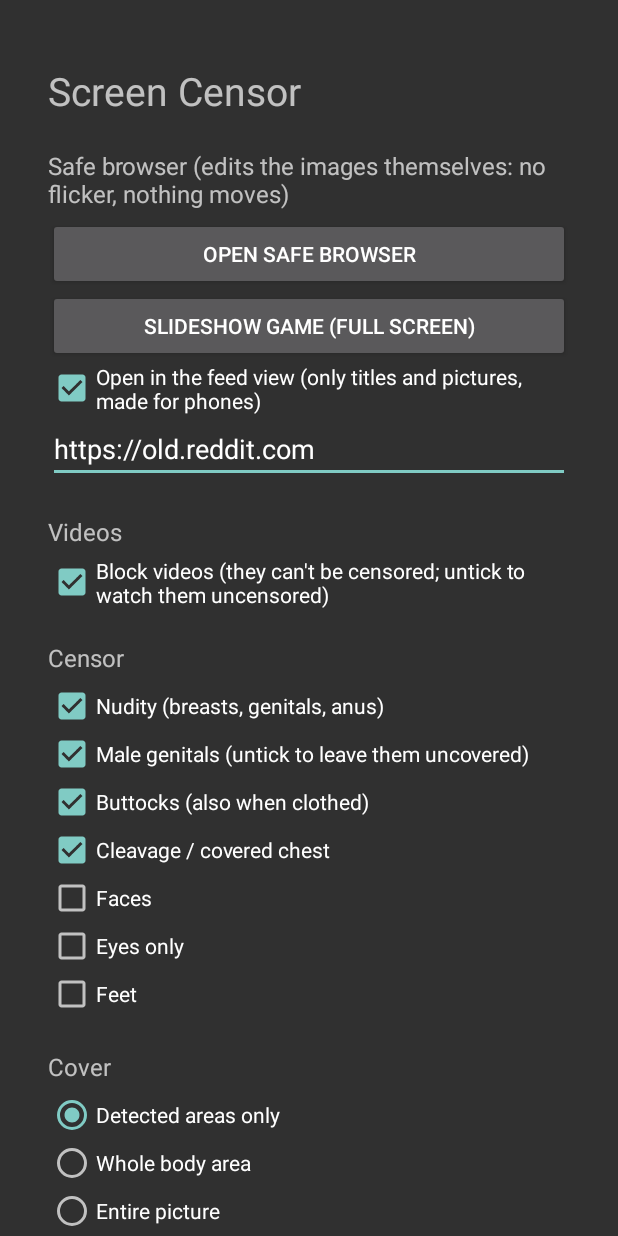
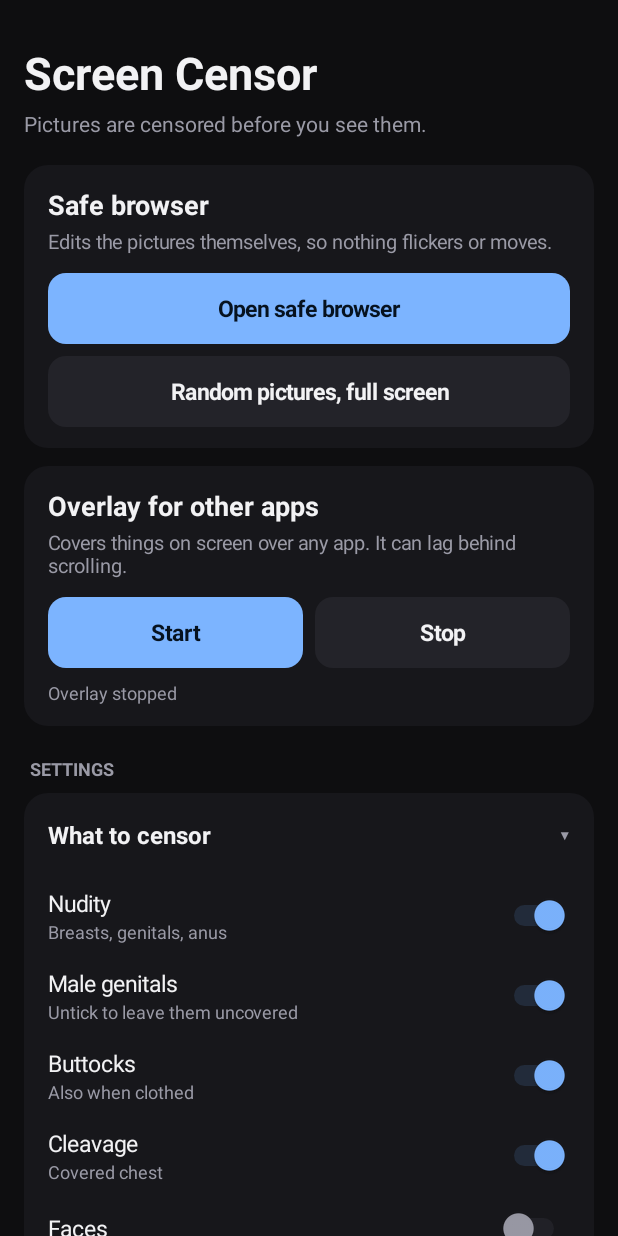
Before and after one commit to hannahkaas1998-netizen/Android-censor, an Android app: the screen it shows after launch (MainActivity), on a phone screen of 412 x 824 dp. Run offline under Robolectric (Android 15) with nearby library versions, the phone set to English and light mode, and no system bars.

Commit message:
Add files via upload

```diff
--- a/app/src/main/java/com/example/screencensor/MainActivity.kt
+++ b/app/src/main/java/com/example/screencensor/MainActivity.kt
@@ -9,9 +9,10 @@ import android.net.Uri
 import android.os.Build
 import android.os.Bundle
 import android.provider.Settings
-import android.text.Editable
-import android.text.TextWatcher
-import android.widget.*
+import android.view.ViewGroup
+import android.widget.LinearLayout
+import android.widget.ScrollView
+import android.widget.TextView
 
 class MainActivity : Activity() {
     private lateinit var p: SharedPreferences
@@ -20,56 +21,71 @@ class MainActivity : Activity() {
     override fun onCreate(b: Bundle?) {
         super.onCreate(b)
         p = getSharedPreferences("cfg", MODE_PRIVATE)
-        val root = LinearLayout(this).apply { orientation = LinearLayout.VERTICAL; setPadding(48, 64, 48, 48) }
+        window.statusBarColor = Ui.BG
+        window.navigationBarColor = Ui.BG
+        val pad = Ui.dp(this, 16)
 
-        fun label(t: String) = TextView(this).apply { text = t; textSize = 16f; setPadding(0, 32, 0, 8) }
-        fun check(t: String, key: String, def: Boolean) = CheckBox(this).apply {
-            text = t; isChecked = p.getBoolean(key, def)
-            setOnCheckedChangeListener { _, v -> p.edit().putBoolean(key, v).apply() }
+        val root = LinearLayout(this).apply {
+            orientation = LinearLayout.VERTICAL
+            setPadding(pad, Ui.dp(this@MainActivity, 28), pad, Ui.dp(this@MainActivity, 32))
         }
 
-        root.addView(TextView(this).apply { text = "Screen Censor"; textSize = 26f })
-
-        root.addView(label("Safe browser (edits the images themselves: no flicker, nothing moves)"))
-        root.addView(Button(this).apply {
-            text = "Open safe browser"
-            setOnClickListener { startActivity(Intent(this@MainActivity, BrowserActivity::class.java)) }
-        })
-        root.addView(Button(this).apply {
-            text = "Slideshow game (full screen)"
-            setOnClickListener { startActivity(Intent(this@MainActivity, BrowserActivity::class.java).putExtra("play", true)) }
-        })
-        root.addView(check("Open in the feed view (only titles and pictures, made for phones)", "feedmode", true))
-        root.addView(EditText(this).apply {
-            hint = "Start page for the normal site view"
-            setText(p.getString("home", "https://old.reddit.com"))
-            addTextChangedListener(object : TextWatcher {
-                override fun afterTextChanged(s: Editable?) { p.edit().putString("home", s.toString()).apply() }
-                override fun beforeTextChanged(s: CharSequence?, a: Int, b: Int, c: Int) {}
-                override fun onTextChanged(s: CharSequence?, a: Int, b: Int, c: Int) {}
-            })
+        root.addView(Ui.label(this, "Screen Censor", 30f, Ui.TEXT, true))
+        root.addView(Ui.label(this, "Pictures are censored before you see them.", 14f, Ui.MUTED).apply {
+            setPadding(0, Ui.dp(this@MainActivity, 4), 0, Ui.dp(this@MainActivity, 18))
         })
 
-        SettingsUi.addSettings(this, root, p)
+        // ---- safe browser
+        val browser = Ui.card(this)
+        browser.addView(Ui.label(this, "Safe browser", 18f, Ui.TEXT, true))
+        browser.addView(Ui.label(this, "Edits the pictures themselves, so nothing flickers or moves.", 13f, Ui.MUTED).apply {
+            setPadding(0, Ui.dp(this@MainActivity, 3), 0, Ui.dp(this@MainActivity, 12))
+        })
+        browser.addView(Ui.button(this, "Open safe browser", true) {
+            startActivity(Intent(this, BrowserActivity::class.java))
+        }, Ui.lp(this, 0, 8))
+        browser.addView(Ui.button(this, "Random pictures, full screen", false) {
+            startActivity(Intent(this, BrowserActivity::class.java).putExtra("shuffle", true))
+        }, Ui.lp(this))
+        root.addView(browser, Ui.lp(this, 0, 12))
 
-        root.addView(label("Other apps (screen overlay)"))
-        root.addView(Button(this).apply { text = "Start overlay"; setOnClickListener { start() } })
-        root.addView(Button(this).apply {
-            text = "Stop overlay"
-            setOnClickListener {
-                stopService(Intent(this@MainActivity, CensorService::class.java))
-                status.text = "Stopped"
-            }
+        // ---- overlay
+        val overlay = Ui.card(this)
+        overlay.addView(Ui.label(this, "Overlay for other apps", 18f, Ui.TEXT, true))
+        overlay.addView(Ui.label(this, "Covers things on screen over any app. It can lag behind scrolling.", 13f, Ui.MUTED).apply {
+            setPadding(0, Ui.dp(this@MainActivity, 3), 0, Ui.dp(this@MainActivity, 12))
         })
-        status = TextView(this).apply { text = "Overlay stopped"; setPadding(0, 24, 0, 0) }
-        root.addView(status)
-        setContentView(ScrollView(this).apply { addView(root) })
+        val row = LinearLayout(this).apply { orientation = LinearLayout.HORIZONTAL }
+        val gap = Ui.dp(this, 4)
+        row.addView(Ui.button(this, "Start", true) { start() },
+            LinearLayout.LayoutParams(0, ViewGroup.LayoutParams.WRAP_CONTENT, 1f).apply { rightMargin = gap })
+        row.addView(Ui.button(this, "Stop", false) {
+            stopService(Intent(this, CensorService::class.java))
+            status.text = "Overlay stopped"
+        }, LinearLayout.LayoutParams(0, ViewGroup.LayoutParams.WRAP_CONTENT, 1f).apply { leftMargin = gap })
+        overlay.addView(row, Ui.lp(this))
+        status = Ui.label(this, "Overlay stopped", 12f, Ui.MUTED).apply {
+            setPadding(0, Ui.dp(this@MainActivity, 8), 0, 0)
+        }
+        overlay.addView(status)
+        root.addView(overlay, Ui.lp(this, 0, 20))
+
+        // ---- settings
+        root.addView(Ui.label(this, "SETTINGS", 12f, Ui.MUTED, true).apply {
+            setPadding(Ui.dp(this@MainActivity, 4), 0, 0, Ui.dp(this@MainActivity, 8))
+        })
+        SettingsUi.addSettings(this, root, p, true)
+
+        setContentView(ScrollView(this).apply {
+            setBackgroundColor(Ui.BG)
+            addView(root)
+        })
     }
 
     private fun start() {
         if (!Settings.canDrawOverlays(this)) {
             startActivity(Intent(Settings.ACTION_MANAGE_OVERLAY_PERMISSION, Uri.parse("package:$packageName")))
-            status.text = "Allow \"Display over other apps\", come back and tap Start overlay again"
+            status.text = "Allow \"Display over other apps\", come back and tap Start again"
             return
         }
         if (Build.VERSION.SDK_INT >= 33 &&
--- a/app/src/main/java/com/example/screencensor/SettingsUi.kt
+++ b/app/src/main/java/com/example/screencensor/SettingsUi.kt
@@ -2,115 +2,84 @@ package com.example.screencensor
 
 import android.content.Context
 import android.content.SharedPreferences
-import android.text.Editable
-import android.text.TextWatcher
-import android.view.View
-import android.widget.*
+import android.widget.LinearLayout
 
-/** The censoring settings, used both on the start screen and in the browser's menu. */
+/** The settings, as tidy collapsible cards. Used on the start screen and in the browser's menu. */
 object SettingsUi {
-    fun addSettings(ctx: Context, root: LinearLayout, p: SharedPreferences) {
-        fun label(t: String) = TextView(ctx).apply { text = t; textSize = 16f; setPadding(0, 32, 0, 8) }
-        fun check(t: String, key: String, def: Boolean) = CheckBox(ctx).apply {
-            text = t; isChecked = p.getBoolean(key, def)
-            setOnCheckedChangeListener { _, v -> p.edit().putBoolean(key, v).apply() }
-        }
-        fun radios(key: String, def: String, opts: List<Pair<String, String>>) = RadioGroup(ctx).apply {
-            val cur = p.getString(key, def)
-            opts.forEach { (v, t) ->
-                addView(RadioButton(context).apply { id = View.generateViewId(); text = t; tag = v; isChecked = v == cur })
-            }
-            setOnCheckedChangeListener { g, id -> p.edit().putString(key, g.findViewById<RadioButton>(id).tag as String).apply() }
-        }
-        fun strength(title: String, key: String, def: Int) {
-            val lab = label("")
-            fun set(v: Int) { lab.text = "$title: $v / 10" }
-            set(p.getInt(key, def))
-            root.addView(lab)
-            root.addView(SeekBar(ctx).apply {
-                max = 9
-                progress = p.getInt(key, def) - 1
-                setOnSeekBarChangeListener(object : SeekBar.OnSeekBarChangeListener {
-                    override fun onProgressChanged(s: SeekBar?, v: Int, u: Boolean) {
-                        p.edit().putInt(key, v + 1).apply(); set(v + 1)
-                    }
-                    override fun onStartTrackingTouch(s: SeekBar?) {}
-                    override fun onStopTrackingTouch(s: SeekBar?) {}
-                })
-            })
+    fun addSettings(ctx: Context, root: LinearLayout, p: SharedPreferences, includeBrowser: Boolean) {
+        // ---- what to censor
+        val what = Ui.section(ctx, root, "What to censor", true)
+        Ui.toggle(ctx, what, "Nudity", "Breasts, genitals, anus", p, "nudity", true)
+        Ui.toggle(ctx, what, "Male genitals", "Untick to leave them uncovered", p, "male", true)
+        Ui.toggle(ctx, what, "Buttocks", "Also when clothed", p, "butt", true)
+        Ui.toggle(ctx, what, "Cleavage", "Covered chest", p, "cleavage", true)
+        Ui.toggle(ctx, what, "Faces", null, p, "face", false)
+        Ui.toggle(ctx, what, "Eyes only", null, p, "eyes", false)
+        Ui.toggle(ctx, what, "Feet", null, p, "feet", false)
+
+        // ---- how it looks
+        val look = Ui.section(ctx, root, "How it looks", true)
+        Ui.sub(ctx, look, "STYLE")
+        Ui.chips(ctx, look, p, "style", "mosaic", listOf(
+            "mosaic" to "Mosaic",
+            "blur" to "Blur",
+            "solid" to "Solid box",
+            "mannequin" to "Mannequin",
+            "smooth" to "Smooth"
+        ), 3)
+        look.addView(Ui.note(ctx, "Mannequin: white gloss skin, same shape. Smooth: nipples and genitals disappear."))
+        Ui.sub(ctx, look, "COVER")
+        Ui.chips(ctx, look, p, "cover", "parts", listOf(
+            "parts" to "Detected areas",
+            "group" to "Whole body area",
+            "screen" to "Entire picture"
+        ), 3)
+        Ui.slider(ctx, look, "Pixel size", 1, 10, p.getInt("pixel", 6), { "$it / 10" }) { p.edit().putInt("pixel", it).apply() }
+        Ui.slider(ctx, look, "Blur strength", 1, 10, p.getInt("blurs", 5), { "$it / 10" }) { p.edit().putInt("blurs", it).apply() }
+        Ui.toggle(ctx, look, "Follow the body shape", "Instead of a box (mosaic, blur, solid)", p, "shape", true)
+        Ui.toggle(ctx, look, "Mannequin: blank white face", null, p, "mface", true)
+
+        // ---- text on the cover
+        val text = Ui.section(ctx, root, "Text on the cover", false)
+        Ui.toggle(ctx, text, "Show text labels", null, p, "labels", true)
+        Ui.field(ctx, text, "Words, separated by commas", p.getString("words", "LOSER, PIG, GOONER") ?: "") {
+            p.edit().putString("words", it).apply()
         }
 
-        root.addView(label("Videos"))
-        root.addView(check("Block videos (they can't be censored; untick to watch them uncensored)", "blockvideo", true))
+        // ---- detection
+        val det = Ui.section(ctx, root, "Detection", false)
+        val level = Math.round((0.80f - p.getFloat("sens", 0.35f)) / (0.70f / 9f)) + 1
+        Ui.slider(ctx, det, "Sensitivity", 1, 10, level.coerceIn(1, 10), { "$it / 10" }) { lv ->
+            p.edit().putFloat("sens", 0.80f - (lv - 1) * 0.70f / 9f).apply()
+        }
+        det.addView(Ui.note(ctx, "Higher catches more, but also covers more things by mistake."))
 
-        root.addView(label("Censor"))
-        root.addView(check("Nudity (breasts, genitals, anus)", "nudity", true))
-        root.addView(check("Male genitals (untick to leave them uncovered)", "male", true))
-        root.addView(check("Buttocks (also when clothed)", "butt", true))
-        root.addView(check("Cleavage / covered chest", "cleavage", true))
-        root.addView(check("Faces", "face", false))
-        root.addView(check("Eyes only", "eyes", false))
-        root.addView(check("Feet", "feet", false))
+        // ---- focus mode
+        val focus = Ui.section(ctx, root, "Focus mode (safe browser)", false)
+        Ui.sub(ctx, focus, "WHAT TO DO")
+        Ui.chips(ctx, focus, p, "heelmode", "off", listOf(
+            "off" to "Off",
+            "zoom" to "Zoom in",
+            "isolate_blur" to "Blur the rest",
+            "isolate_black" to "Black out the rest"
+        ), 2)
+        Ui.sub(ctx, focus, "FOCUS ON")
+        Ui.chips(ctx, focus, p, "focustarget", "heels", listOf("heels" to "High heels", "male" to "Male genitals"), 2)
+        Ui.slider(ctx, focus, "Heel detection", 1, 10, p.getInt("heelsens", 7), { "$it / 10" }) { p.edit().putInt("heelsens", it).apply() }
+        Ui.toggle(ctx, focus, "Heels: count feet and other footwear", null, p, "heelmore", true)
+        focus.addView(Ui.note(ctx, "Pictures with nothing to focus on are censored normally. For male genitals, untick \u201cMale genitals\u201d under What to censor, or they get covered."))
 
-        root.addView(label("Cover"))
-        root.addView(radios("cover", "parts", listOf("parts" to "Detected areas only", "group" to "Whole body area", "screen" to "Entire picture")))
-        root.addView(label("Style"))
-        root.addView(radios("style", "mosaic", listOf(
-            "mosaic" to "Mosaic (pixels)",
-            "blur" to "Blur",
-            "solid" to "Solid box",
-            "mannequin" to "Mannequin (white gloss skin, same shape)",
-            "smooth" to "Smooth (nipples and genitals disappear)"
-        )))
-        strength("Pixel size (higher = bigger blocks)", "pixel", 6)
-        strength("Blur strength (higher = blurrier)", "blurs", 5)
-        root.addView(check("Cover follows the body shape instead of a box (mosaic, blur, solid)", "shape", true))
-        root.addView(check("Mannequin: blank white face", "mface", true))
-        root.addView(TextView(ctx).apply {
-            text = "Mannequin looks best with Cover set to \u201cEntire picture\u201d."
-            textSize = 13f
-        })
+        // ---- videos
+        val vid = Ui.section(ctx, root, "Videos", false)
+        Ui.toggle(ctx, vid, "Block videos", "They can't be censored. Untick to watch them uncensored.", p, "blockvideo", true)
 
-        root.addView(label("Text on the cover"))
-        root.addView(check("Show text labels", "labels", true))
-        root.addView(EditText(ctx).apply {
-            hint = "Words, separated by commas"
-            setText(p.getString("words", "LOSER, PIG, GOONER"))
-            addTextChangedListener(object : TextWatcher {
-                override fun afterTextChanged(s: Editable?) { p.edit().putString("words", s.toString()).apply() }
-                override fun beforeTextChanged(s: CharSequence?, a: Int, b: Int, c: Int) {}
-                override fun onTextChanged(s: CharSequence?, a: Int, b: Int, c: Int) {}
-            })
-        })
-
-        root.addView(label("Sensitivity (right = catches more)"))
-        root.addView(SeekBar(ctx).apply {
-            max = 70
-            progress = 80 - (p.getFloat("sens", 0.35f) * 100).toInt()
-            setOnSeekBarChangeListener(object : SeekBar.OnSeekBarChangeListener {
-                override fun onProgressChanged(s: SeekBar?, v: Int, u: Boolean) {
-                    p.edit().putFloat("sens", (80 - v) / 100f).apply()
-                }
-                override fun onStartTrackingTouch(s: SeekBar?) {}
-                override fun onStopTrackingTouch(s: SeekBar?) {}
-            })
-        })
-
-        root.addView(label("Focus mode (safe browser only)"))
-        root.addView(radios("heelmode", "off", listOf(
-            "off" to "Off",
-            "zoom" to "Zoom in on the heels",
-            "isolate_blur" to "Blur everything except the heels",
-            "isolate_black" to "Black out everything except the heels"
-        )))
-        root.addView(label("Focus on"))
-        root.addView(radios("focustarget", "heels", listOf("heels" to "High heels", "male" to "Male genitals")))
-        strength("Heel detection sensitivity (higher = finds more)", "heelsens", 7)
-        root.addView(check("Heels: also count feet and other footwear", "heelmore", true))
-        root.addView(TextView(ctx).apply {
-            text = "Pictures with nothing to focus on are simply censored with your normal settings. " +
-                "If you focus on male genitals, untick \u201cMale genitals\u201d under Censor, or they will be covered."
-            textSize = 13f
-        })
+        // ---- browser (start screen only)
+        if (includeBrowser) {
+            val br = Ui.section(ctx, root, "Browser", false)
+            Ui.toggle(ctx, br, "Open in the feed view", "Only titles and pictures, made for phones", p, "feedmode", true)
+            Ui.field(ctx, br, "Start page for the normal site view", p.getString("home", "https://old.reddit.com") ?: "") {
+                p.edit().putString("home", it).apply()
+            }
+        }
     }
 }
--- /dev/null
+++ b/app/src/main/java/com/example/screencensor/Ui.kt
@@ -0,0 +1,215 @@
+package com.example.screencensor
+
+import android.content.Context
+import android.content.SharedPreferences
+import android.content.res.ColorStateList
+import android.graphics.Color
+import android.graphics.Typeface
+import android.graphics.drawable.GradientDrawable
+import android.text.Editable
+import android.text.TextWatcher
+import android.view.Gravity
+import android.view.View
+import android.view.ViewGroup
+import android.widget.*
+
+/** Small building blocks for the app's screens: dark cards, switches, chips, sliders. */
+object Ui {
+    val BG = Color.parseColor("#0E0E10")
+    val CARD = Color.parseColor("#17171B")
+    val CARD2 = Color.parseColor("#232329")
+    val TEXT = Color.parseColor("#F2F2F4")
+    val MUTED = Color.parseColor("#9A9AA6")
+    val ACCENT = Color.parseColor("#7CB4FF")
+    val ACCENT_TEXT = Color.parseColor("#06121F")
+
+    fun dp(ctx: Context, v: Int): Int = (v * ctx.resources.displayMetrics.density + 0.5f).toInt()
+
+    fun rounded(ctx: Context, color: Int, radiusDp: Int): GradientDrawable =
+        GradientDrawable().apply { setColor(color); cornerRadius = dp(ctx, radiusDp).toFloat() }
+
+    fun label(ctx: Context, t: String, sp: Float, color: Int, bold: Boolean = false): TextView =
+        TextView(ctx).apply {
+            text = t
+            textSize = sp
+            setTextColor(color)
+            if (bold) typeface = Typeface.DEFAULT_BOLD
+        }
+
+    fun lp(ctx: Context, top: Int = 0, bottom: Int = 0): LinearLayout.LayoutParams =
+        LinearLayout.LayoutParams(ViewGroup.LayoutParams.MATCH_PARENT, ViewGroup.LayoutParams.WRAP_CONTENT).apply {
+            topMargin = dp(ctx, top)
+            bottomMargin = dp(ctx, bottom)
+        }
+
+    fun weight(): LinearLayout.LayoutParams =
+        LinearLayout.LayoutParams(0, ViewGroup.LayoutParams.WRAP_CONTENT, 1f)
+
+    /** A rounded dark card to put things in. */
+    fun card(ctx: Context): LinearLayout = LinearLayout(ctx).apply {
+        orientation = LinearLayout.VERTICAL
+        background = rounded(ctx, CARD, 16)
+        setPadding(dp(ctx, 16), dp(ctx, 14), dp(ctx, 16), dp(ctx, 14))
+    }
+
+    fun button(ctx: Context, text: String, primary: Boolean, onClick: () -> Unit): TextView =
+        TextView(ctx).apply {
+            this.text = text
+            textSize = 15f
+            gravity = Gravity.CENTER
+            typeface = Typeface.DEFAULT_BOLD
+            setTextColor(if (primary) ACCENT_TEXT else TEXT)
+            background = rounded(ctx, if (primary) ACCENT else CARD2, 12)
+            setPadding(dp(ctx, 16), dp(ctx, 13), dp(ctx, 16), dp(ctx, 13))
+            isClickable = true
+            setOnClickListener { onClick() }
+        }
+
+    fun note(ctx: Context, t: String): TextView = label(ctx, t, 12f, MUTED).apply {
+        setPadding(0, dp(ctx, 6), 0, dp(ctx, 2))
+    }
+
+    /** A card with a title you can tap to open or close. Returns the part you add controls to. */
+    fun section(ctx: Context, parent: LinearLayout, title: String, expanded: Boolean = false): LinearLayout {
+        val card = LinearLayout(ctx).apply {
+            orientation = LinearLayout.VERTICAL
+            background = rounded(ctx, CARD, 16)
+            setPadding(dp(ctx, 16), 0, dp(ctx, 16), 0)
+        }
+        val head = LinearLayout(ctx).apply {
+            orientation = LinearLayout.HORIZONTAL
+            gravity = Gravity.CENTER_VERTICAL
+            setPadding(0, dp(ctx, 15), 0, dp(ctx, 15))
+        }
+        val t = label(ctx, title, 16f, TEXT, true).apply { layoutParams = weight() }
+        val arrow = label(ctx, if (expanded) "\u25BE" else "\u25B8", 18f, MUTED)
+        head.addView(t)
+        head.addView(arrow)
+        val body = LinearLayout(ctx).apply {
+            orientation = LinearLayout.VERTICAL
+            visibility = if (expanded) View.VISIBLE else View.GONE
+            setPadding(0, 0, 0, dp(ctx, 12))
+        }
+        head.setOnClickListener {
+            val open = body.visibility != View.VISIBLE
+            body.visibility = if (open) View.VISIBLE else View.GONE
+            arrow.text = if (open) "\u25BE" else "\u25B8"
+        }
+        card.addView(head)
+        card.addView(body)
+        parent.addView(card, lp(ctx, 0, 10))
+        return body
+    }
+
+    fun toggle(ctx: Context, body: LinearLayout, title: String, sub: String?, p: SharedPreferences, key: String, def: Boolean) {
+        val row = LinearLayout(ctx).apply {
+            orientation = LinearLayout.HORIZONTAL
+            gravity = Gravity.CENTER_VERTICAL
+            setPadding(0, dp(ctx, 8), 0, dp(ctx, 8))
+        }
+        val col = LinearLayout(ctx).apply {
+            orientation = LinearLayout.VERTICAL
+            layoutParams = weight()
+        }
+        col.addView(label(ctx, title, 15f, TEXT))
+        if (sub != null) col.addView(label(ctx, sub, 12f, MUTED))
+        val states = arrayOf(intArrayOf(android.R.attr.state_checked), intArrayOf())
+        val sw = Switch(ctx).apply {
+            isChecked = p.getBoolean(key, def)
+            thumbTintList = ColorStateList(states, intArrayOf(ACCENT, MUTED))
+            trackTintList = ColorStateList(states, intArrayOf(Color.parseColor("#3D5A80"), Color.parseColor("#3A3A44")))
+            setOnCheckedChangeListener { _, v -> p.edit().putBoolean(key, v).apply() }
+        }
+        row.addView(col)
+        row.addView(sw)
+        row.setOnClickListener { sw.toggle() }
+        body.addView(row)
+    }
+
+    /** A grid of tap-to-select choices (instead of radio buttons). */
+    fun chips(
+        ctx: Context, body: LinearLayout, p: SharedPreferences, key: String, def: String,
+        opts: List<Pair<String, String>>, cols: Int = 2
+    ) {
+        val grid = GridLayout(ctx).apply { columnCount = cols }
+        val views = ArrayList<Pair<String, TextView>>()
+        fun paint() {
+            val cur = p.getString(key, def)
+            for ((v, tv) in views) {
+                val sel = v == cur
+                tv.background = rounded(ctx, if (sel) ACCENT else CARD2, 10)
+                tv.setTextColor(if (sel) ACCENT_TEXT else TEXT)
+            }
+        }
+        for ((v, text) in opts) {
+            val tv = TextView(ctx).apply {
+                this.text = text
+                textSize = 14f
+                gravity = Gravity.CENTER
+                setPadding(dp(ctx, 8), dp(ctx, 11), dp(ctx, 8), dp(ctx, 11))
+                isClickable = true
+                setOnClickListener { p.edit().putString(key, v).apply(); paint() }
+            }
+            val gp = GridLayout.LayoutParams(GridLayout.spec(GridLayout.UNDEFINED), GridLayout.spec(GridLayout.UNDEFINED, 1f)).apply {
+                width = 0
+                setMargins(dp(ctx, 3), dp(ctx, 3), dp(ctx, 3), dp(ctx, 3))
+            }
+            grid.addView(tv, gp)
+            views.add(Pair(v, tv))
+        }
+        paint()
+        body.addView(grid, lp(ctx, 2, 4))
+    }
+
+    fun slider(
+        ctx: Context, body: LinearLayout, title: String, lo: Int, hi: Int, value: Int,
+        fmt: (Int) -> String, onChange: (Int) -> Unit
+    ) {
+        val head = LinearLayout(ctx).apply {
+            orientation = LinearLayout.HORIZONTAL
+            gravity = Gravity.CENTER_VERTICAL
+        }
+        head.addView(label(ctx, title, 15f, TEXT).apply { layoutParams = weight() })
+        val v = label(ctx, fmt(value), 14f, ACCENT, true)
+        head.addView(v)
+        val sb = SeekBar(ctx).apply {
+            max = hi - lo
+            progress = (value - lo).coerceIn(0, hi - lo)
+            progressTintList = ColorStateList.valueOf(ACCENT)
+            thumbTintList = ColorStateList.valueOf(ACCENT)
+            setOnSeekBarChangeListener(object : SeekBar.OnSeekBarChangeListener {
+                override fun onProgressChanged(s: SeekBar?, pr: Int, u: Boolean) {
+                    v.text = fmt(pr + lo)
+                    onChange(pr + lo)
+                }
+                override fun onStartTrackingTouch(s: SeekBar?) {}
+                override fun onStopTrackingTouch(s: SeekBar?) {}
+            })
+        }
+        body.addView(head, lp(ctx, 10, 0))
+        body.addView(sb, lp(ctx, 0, 4))
+    }
+
+    fun field(ctx: Context, body: LinearLayout, hint: String, value: String, onChange: (String) -> Unit): EditText {
+        val e = EditText(ctx).apply {
+            this.hint = hint
+            setText(value)
+            textSize = 15f
+            setTextColor(TEXT)
+            setHintTextColor(MUTED)
+            background = rounded(ctx, CARD2, 10)
+            setPadding(dp(ctx, 12), dp(ctx, 10), dp(ctx, 12), dp(ctx, 10))
+            addTextChangedListener(object : TextWatcher {
+                override fun afterTextChanged(s: Editable?) { onChange(s.toString()) }
+                override fun beforeTextChanged(s: CharSequence?, a: Int, b: Int, c: Int) {}
+                override fun onTextChanged(s: CharSequence?, a: Int, b: Int, c: Int) {}
+            })
+        }
+        body.addView(e, lp(ctx, 8, 4))
+        return e
+    }
+
+    fun sub(ctx: Context, body: LinearLayout, title: String) {
+        body.addView(label(ctx, title, 13f, MUTED, true).apply { setPadding(0, dp(ctx, 12), 0, 0) })
+    }
+}
```
Also changed, not shown: app/src/main/java/com/example/screencensor/BrowserActivity.kt (+100 -59 lines), app/src/main/java/com/example/screencensor/FeedBridge.kt (+7 -53 lines).
